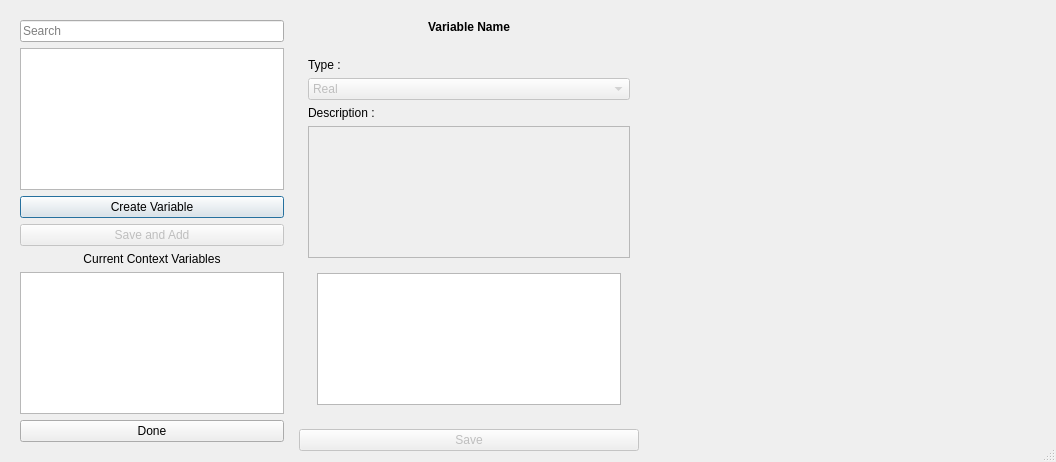
diego0020/braviz-app, file braviz/interaction/qt_guis/context_variables_select.ui: the form before one commit.
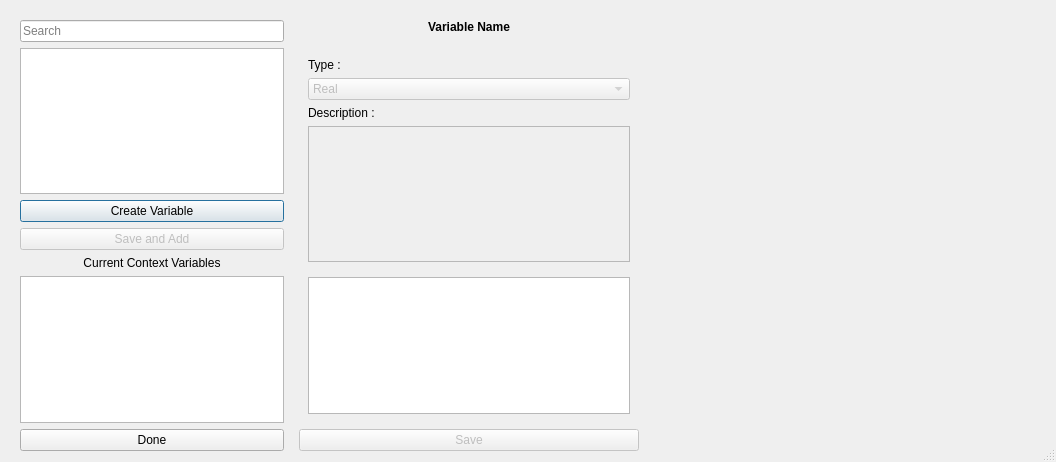
The form after the commit.

Commit message: disable selection of nominal variables as outcome in anova. Fixed margins of details frame in variable selection dialog

```diff
--- a/braviz/interaction/qt_guis/context_variables_select.ui
+++ b/braviz/interaction/qt_guis/context_variables_select.ui
@@ -35,6 +35,9 @@
       <enum>QFrame::Raised</enum>
      </property>
      <layout class="QVBoxLayout" name="verticalLayout_2">
+      <property name="bottomMargin">
+       <number>0</number>
+      </property>
       <item>
        <widget class="QLineEdit" name="search_box">
         <property name="placeholderText">
@@ -269,6 +272,15 @@
            </property>
            <widget class="QWidget" name="nominal_page">
             <layout class="QHBoxLayout" name="horizontalLayout_3">
+             <property name="leftMargin">
+              <number>0</number>
+             </property>
+             <property name="rightMargin">
+              <number>0</number>
+             </property>
+             <property name="bottomMargin">
+              <number>0</number>
+             </property>
              <item>
               <widget class="QTableView" name="labels_names_table">
                <attribute name="horizontalHeaderStretchLastSection">
```
Left out of the diff: 11 changed lines with no effect on the pictures. The commit also changes 5 other files.
